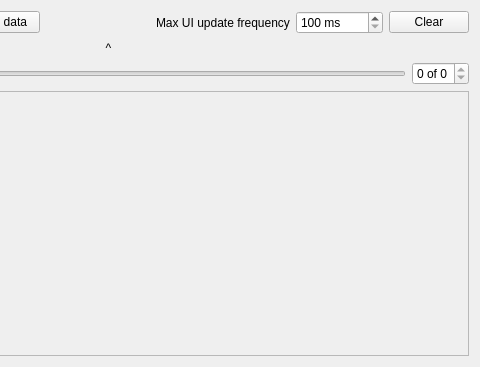
Qt form src/LorrisAnalyzer/lorrisanalyzer.ui (Tasssadar/Lorris) before a commit; both pictures show x 263 to 743 and y 0 to 367 of the 743 by 367 pixel window.
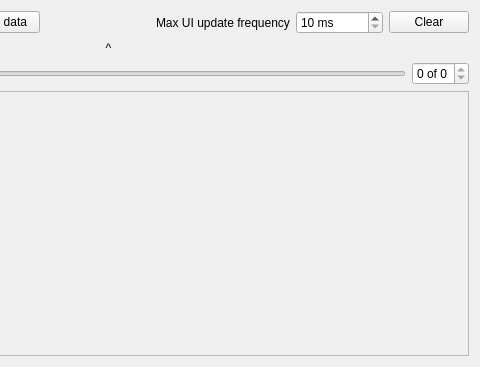
The same form after that commit.

The edit to the form file:
```diff
--- a/src/LorrisAnalyzer/lorrisanalyzer.ui
+++ b/src/LorrisAnalyzer/lorrisanalyzer.ui
@@ -85,7 +85,7 @@
         <string> ms</string>
        </property>
        <property name="minimum">
-        <number>100</number>
+        <number>10</number>
        </property>
        <property name="maximum">
         <number>100000</number>
```
